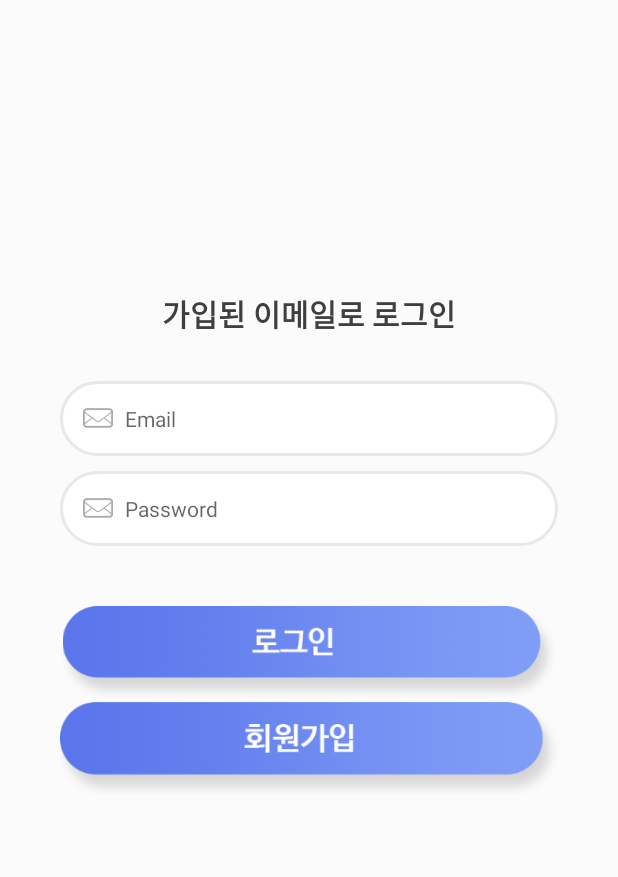
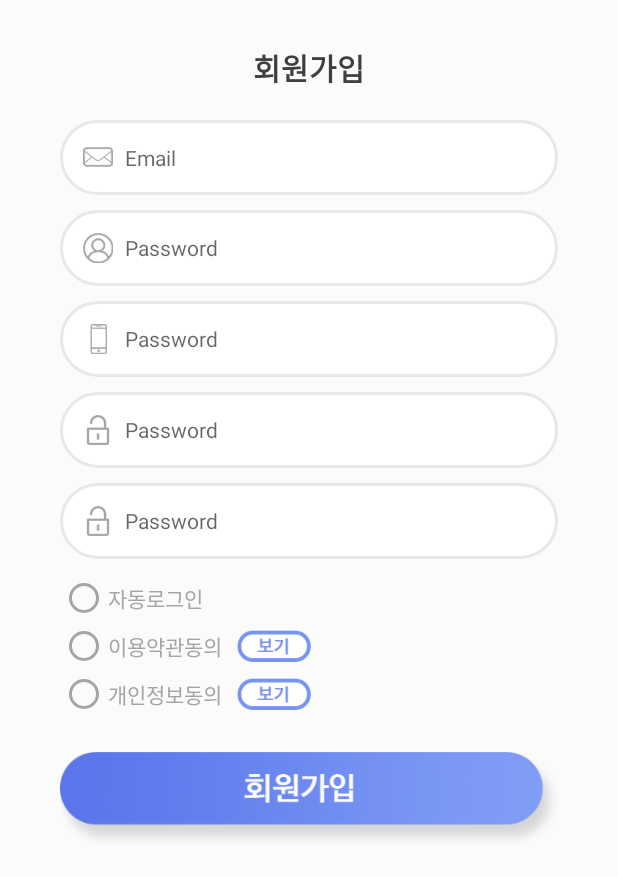
Before and after one commit to connectingmaker/liveenglishclass.com.talkstar.android, an Android app: the screen it shows after launch (LoginActivity before the commit, MemberJoinActivity after it), on a phone screen of 412 x 824 dp. Shown: the top 877 px of the screen. Run offline under Robolectric (Android 15) with nearby library versions, the light colour scheme and no system bars.

Commit message:
회원가입 UI

```diff
--- a/app/src/main/AndroidManifest.xml
+++ b/app/src/main/AndroidManifest.xml
@@ -15,13 +15,15 @@
         <activity
             android:name=".MainActivity"
             android:label="@string/title_activity_main"
-            android:theme="@style/AppTheme.NoActionBar"></activity>
+            android:theme="@style/AppTheme.NoActionBar" />
         <activity
             android:name=".IntroActivity"
             android:label="@string/title_activity_intro"
-            android:theme="@style/AppTheme">
+            android:theme="@style/AppTheme"></activity>
+        <activity android:name=".LoginActivity">
+
         </activity>
-        <activity android:name=".LoginActivity">
+        <activity android:name=".MemberJoinActivity">
             <intent-filter>
                 <action android:name="android.intent.action.MAIN" />
 
--- /dev/null
+++ b/app/src/main/java/liveenglishclass/com/talkstar/MemberJoinActivity.java
@@ -0,0 +1,13 @@
+package liveenglishclass.com.talkstar;
+
+import android.support.v7.app.AppCompatActivity;
+import android.os.Bundle;
+
+public class MemberJoinActivity extends AppCompatActivity {
+
+    @Override
+    protected void onCreate(Bundle savedInstanceState) {
+        super.onCreate(savedInstanceState);
+        setContentView(R.layout.activity_member_join);
+    }
+}
--- a/app/src/main/res/layout/activity_login.xml
+++ b/app/src/main/res/layout/activity_login.xml
@@ -31,7 +31,7 @@
                 android:textColor="#3f3f3f"
                 android:lineSpacingExtra="15dip"
 
-                android:text="@string/memberJoinTitle" />
+                android:text="@string/loginTitle" />
         </LinearLayout>
 
         <LinearLayout
@@ -47,8 +47,8 @@
                 android:layout_height="wrap_content"
 
                 android:padding="15dp"
-                android:drawableLeft="@mipmap/login_icon_email"
-                android:drawableStart="@mipmap/login_icon_email"
+                android:drawableLeft="@mipmap/edittext_icon_email"
+                android:drawableStart="@mipmap/edittext_icon_email"
                 android:drawablePadding="8dp"
                 android:background="@drawable/login_edittext"
                 android:hint="Email"
@@ -60,8 +60,8 @@
                 android:layout_height="wrap_content"
                 android:layout_marginTop="10dp"
                 android:padding="15dp"
-                android:drawableLeft="@mipmap/login_icon_email"
-                android:drawableStart="@mipmap/login_icon_email"
+                android:drawableLeft="@mipmap/edittext_icon_email"
+                android:drawableStart="@mipmap/edittext_icon_email"
                 android:drawablePadding="8dp"
                 android:background="@drawable/login_edittext"
                 android:hint="Password"
--- /dev/null
+++ b/app/src/main/res/layout/activity_member_join.xml
@@ -0,0 +1,223 @@
+<?xml version="1.0" encoding="utf-8"?>
+<android.support.design.widget.CoordinatorLayout xmlns:android="http://schemas.android.com/apk/res/android"
+    xmlns:app="http://schemas.android.com/apk/res-auto"
+    xmlns:tools="http://schemas.android.com/tools"
+    android:layout_width="match_parent"
+    android:layout_height="match_parent"
+    tools:context="liveenglishclass.com.talkstar.LoginActivity">
+
+
+    <LinearLayout
+        android:orientation="vertical"
+        android:layout_width="match_parent"
+        android:layout_height="match_parent"
+        android:background="@color/meberJoinBg">
+
+        <LinearLayout
+            android:layout_width="match_parent"
+            android:layout_height="wrap_content"
+            android:gravity="center_horizontal|bottom"
+            android:paddingTop="30dp">
+
+
+            <TextView
+                android:id="@+id/textView"
+                android:layout_width="wrap_content"
+                android:layout_height="wrap_content"
+                android:textSize="20dp"
+                android:textStyle="bold"
+                android:textColor="#3f3f3f"
+                android:lineSpacingExtra="15dip"
+
+                android:text="@string/memberJoinTitle" />
+        </LinearLayout>
+
+        <LinearLayout
+            android:orientation="vertical"
+            android:layout_width="match_parent"
+            android:layout_height="wrap_content"
+            android:paddingTop="20dp"
+            android:paddingLeft="40dp"
+            android:paddingRight="40dp">
+
+            <EditText
+                android:layout_width="match_parent"
+                android:layout_height="wrap_content"
+
+                android:padding="15dp"
+                android:drawableLeft="@mipmap/edittext_icon_email"
+                android:drawableStart="@mipmap/edittext_icon_email"
+                android:drawablePadding="8dp"
+                android:background="@drawable/login_edittext"
+                android:hint="Email"
+                android:textSize="14dp">
+            </EditText>
+
+            <EditText
+                android:layout_width="match_parent"
+                android:layout_height="wrap_content"
+                android:layout_marginTop="10dp"
+                android:padding="15dp"
+                android:drawableLeft="@mipmap/edittext_icon_people"
+                android:drawableStart="@mipmap/edittext_icon_people"
+                android:drawablePadding="8dp"
+                android:background="@drawable/login_edittext"
+                android:hint="Password"
+                android:textSize="14dp">
+
+
+            </EditText>
+
+            <EditText
+                android:layout_width="match_parent"
+                android:layout_height="wrap_content"
+                android:layout_marginTop="10dp"
+                android:padding="15dp"
+                android:drawableLeft="@mipmap/edittext_icon_phone"
+                android:drawableStart="@mipmap/edittext_icon_phone"
+                android:drawablePadding="8dp"
+                android:background="@drawable/login_edittext"
+                android:hint="Password"
+                android:textSize="14dp">
+
+
+            </EditText>
+
+            <EditText
+                android:layout_width="match_parent"
+                android:layout_height="wrap_content"
+                android:layout_marginTop="10dp"
+                android:padding="15dp"
+                android:drawableLeft="@mipmap/edittext_icon_pw"
+                android:drawableStart="@mipmap/edittext_icon_pw"
+                android:drawablePadding="8dp"
+                android:background="@drawable/login_edittext"
+                android:hint="Password"
+                android:textSize="14dp">
+
+
+            </EditText>
+
+            <EditText
+                android:layout_width="match_parent"
+                android:layout_height="wrap_content"
+                android:layout_marginTop="10dp"
+                android:padding="15dp"
+                android:drawableLeft="@mipmap/edittext_icon_pw"
+                android:drawableStart="@mipmap/edittext_icon_pw"
+                android:drawablePadding="8dp"
+                android:background="@drawable/login_edittext"
+                android:hint="Password"
+                android:textSize="14dp">
+
+
+            </EditText>
+
+            <LinearLayout
+                android:orientation="vertical"
+                android:layout_width="match_parent"
+                android:layout_height="wrap_content"
+                android:layout_marginTop="10dp">
+
+                <RadioButton
+                    android:layout_width="wrap_content"
+                    android:layout_height="wrap_content"
+                    android:textSize="14dp"
+                    android:textColor="@color/radioColor"
+                    android:buttonTint="@color/radioColor"
+                    android:text="@string/memberJoinAutoLogin"/>
+
+
+
+            </LinearLayout>
+
+            <LinearLayout
+                android:orientation="horizontal"
+                android:layout_width="match_parent"
+                android:layout_height="wrap_content">
+
+                <RadioButton
+                    android:layout_width="wrap_content"
+                    android:layout_height="wrap_content"
+                    android:textSize="14dp"
+                    android:textColor="@color/radioColor"
+                    android:buttonTint="@color/radioColor"
+                    android:text="@string/memberJoinTerms"/>
+
+
+                <ImageButton
+                    android:layout_width="wrap_content"
+                    android:layout_height="wrap_content"
+                    android:background="@android:color/transparent"
+                    android:layout_gravity="center"
+                    android:adjustViewBounds="true"
+                    android:layout_marginLeft="10dp"
+                    android:scaleType="fitCenter"
+                    android:src="@mipmap/memberjoin_btn_view"/>
+
+
+
+            </LinearLayout>
+
+            <LinearLayout
+                android:orientation="horizontal"
+                android:layout_width="match_parent"
+                android:layout_height="wrap_content">
+
+                <RadioButton
+                    android:layout_width="wrap_content"
+                    android:layout_height="wrap_content"
+                    android:textSize="14dp"
+                    android:textColor="@color/radioColor"
+                    android:buttonTint="@color/radioColor"
+                    android:text="@string/memberJoinPrivacy"/>
+
+
+                <ImageButton
+                    android:layout_width="wrap_content"
+                    android:layout_height="wrap_content"
+                    android:background="@android:color/transparent"
+                    android:layout_gravity="center"
+                    android:adjustViewBounds="true"
+                    android:layout_marginLeft="10dp"
+                    android:scaleType="fitCenter"
+                    android:src="@mipmap/memberjoin_btn_view"/>
+
+
+
+            </LinearLayout>
+
+            <LinearLayout
+                android:orientation="vertical"
+                android:layout_width="match_parent"
+                android:layout_height="wrap_content"
+                android:gravity="center_horizontal"
+                android:layout_marginTop="20dp">
+
+                <ImageButton
+                    android:layout_width="wrap_content"
+                    android:layout_height="wrap_content"
+                    android:background="@android:color/transparent"
+                    android:layout_centerInParent="true"
+                    android:layout_centerHorizontal="true"
+                    android:layout_gravity="center"
+                    android:scaleType="fitCenter"
+                    android:src="@mipmap/intro_btn_join"/>
+
+
+
+            </LinearLayout>
+
+
+
+
+        </LinearLayout>
+
+
+
+
+    </LinearLayout>
+
+
+
+</android.support.design.widget.CoordinatorLayout>
--- a/app/src/main/res/values/colors.xml
+++ b/app/src/main/res/values/colors.xml
@@ -5,4 +5,5 @@
     <color name="colorAccent">#FF4081</color>
     <color name="tabMenuBg">#f3f6ff</color>
     <color name="meberJoinBg">#fbfbfb</color>
+    <color name="radioColor">#a5a5a5</color>
 </resources>
--- a/app/src/main/res/values/strings.xml
+++ b/app/src/main/res/values/strings.xml
@@ -2,5 +2,9 @@
     <string name="app_name">talkstar</string>
     <string name="title_activity_main">MainActivity</string>
     <string name="title_activity_intro">IntroActivity</string>
-    <string name="memberJoinTitle">가입된 이메일로 로그인</string>
+    <string name="loginTitle">가입된 이메일로 로그인</string>
+    <string name="memberJoinTitle">회원가입</string>
+    <string name="memberJoinAutoLogin">자동로그인</string>
+    <string name="memberJoinTerms">이용약관동의</string>
+    <string name="memberJoinPrivacy">개인정보동의</string>
 </resources>
```
Also changed, not shown: app/src/main/res/mipmap-xhdpi/edittext_icon_email.png (renamed from app/src/main/res/mipmap-xhdpi/login_icon_email.png), app/src/main/res/mipmap-xhdpi/edittext_icon_people.png (added), app/src/main/res/mipmap-xhdpi/edittext_icon_phone.png (added), app/src/main/res/mipmap-xhdpi/edittext_icon_pw.png (renamed from app/src/main/res/mipmap-xhdpi/login_icon_pw.png), app/src/main/res/mipmap-xhdpi/memberjoin_btn_view.png (added), 1 other file.
